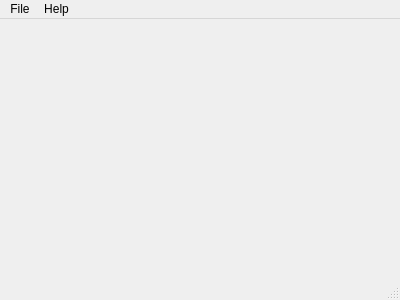
Above: 1 [Intermediate] Events/mainwindow.ui from LeftySolara/Daily before the change. Below: the same form after it.
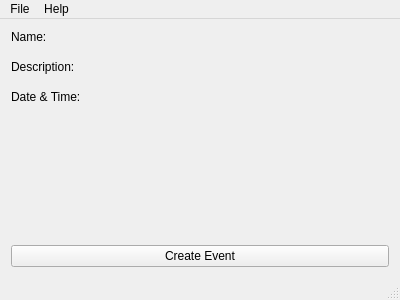
That is the form after the change.

Commit message: add event creation dialog and a sample interface in the main window for testing

```diff
--- a/1 [Intermediate] Events/mainwindow.ui
+++ b/1 [Intermediate] Events/mainwindow.ui
@@ -13,7 +13,66 @@
   <property name="windowTitle">
    <string>MainWindow</string>
   </property>
-  <widget class="QWidget" name="centralWidget"/>
+  <widget class="QWidget" name="centralWidget">
+   <layout class="QGridLayout" name="gridLayout">
+    <item row="0" column="0">
+     <layout class="QFormLayout" name="formLayout">
+      <property name="verticalSpacing">
+       <number>16</number>
+      </property>
+      <item row="0" column="0">
+       <widget class="QLabel" name="labelName">
+        <property name="text">
+         <string>Name:</string>
+        </property>
+       </widget>
+      </item>
+      <item row="0" column="1">
+       <widget class="QLabel" name="labelNameData">
+        <property name="text">
+         <string/>
+        </property>
+       </widget>
+      </item>
+      <item row="1" column="0">
+       <widget class="QLabel" name="labelDescription">
+        <property name="text">
+         <string>Description:</string>
+        </property>
+       </widget>
+      </item>
+      <item row="1" column="1">
+       <widget class="QLabel" name="labelDescriptionData">
+        <property name="text">
+         <string/>
+        </property>
+       </widget>
+      </item>
+      <item row="2" column="0">
+       <widget class="QLabel" name="labelDateTime">
+        <property name="text">
+         <string>Date &amp; Time:</string>
+        </property>
+       </widget>
+      </item>
+      <item row="2" column="1">
+       <widget class="QLabel" name="labelDateTimeData">
+        <property name="text">
+         <string/>
+        </property>
+       </widget>
+      </item>
+     </layout>
+    </item>
+    <item row="1" column="0">
+     <widget class="QPushButton" name="pushButtonCreate">
+      <property name="text">
+       <string>Create Event</string>
+      </property>
+     </widget>
+    </item>
+   </layout>
+  </widget>
   <widget class="QMenuBar" name="menuBar">
    <property name="geometry">
     <rect>
```
The commit also changes 8 other files.
